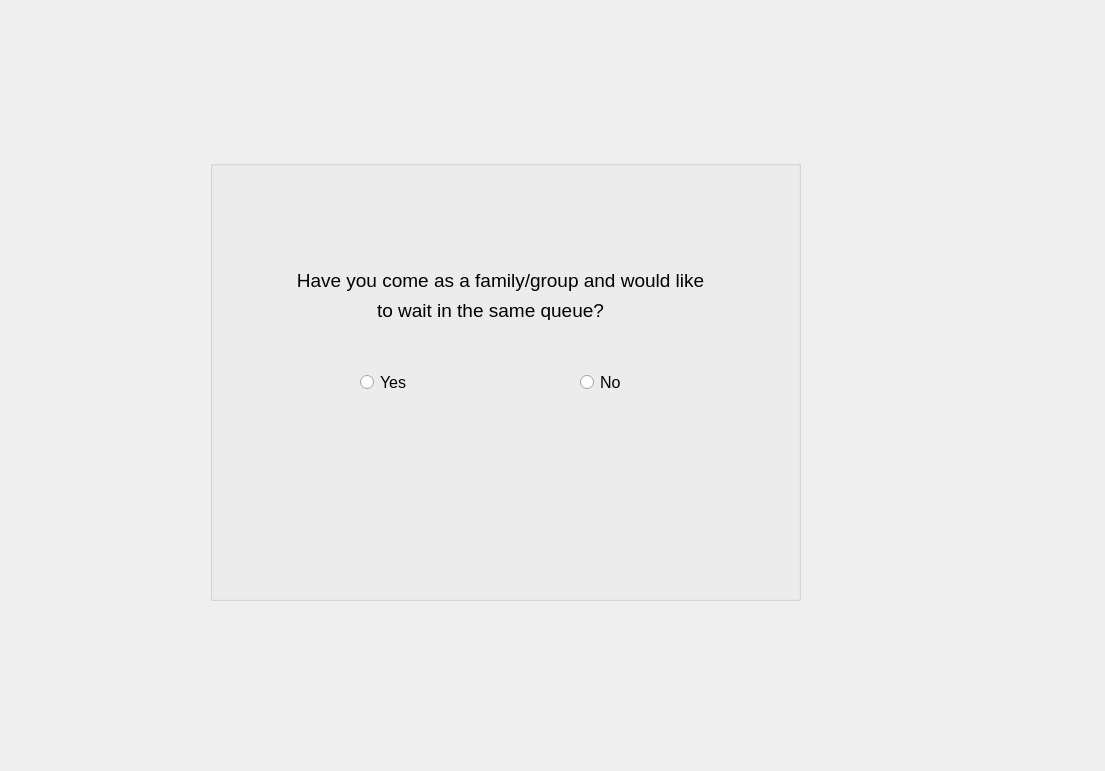
Qt form H_Capstone/h_famgroupyn.ui (akshadamodak06/CapstoneP3) before a commit.
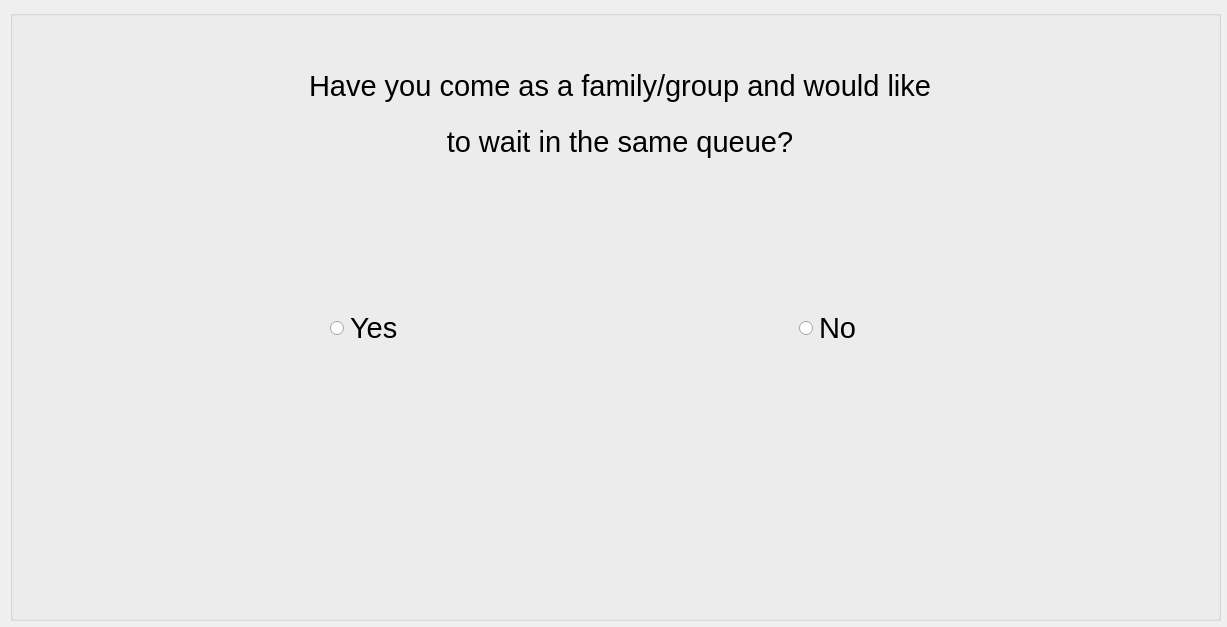
The same form after that commit.

The edit to the form file:
```diff
--- a/H_Capstone/h_famgroupyn.ui
+++ b/H_Capstone/h_famgroupyn.ui
@@ -6,8 +6,8 @@
    <rect>
     <x>0</x>
     <y>0</y>
-    <width>1105</width>
-    <height>771</height>
+    <width>1227</width>
+    <height>627</height>
    </rect>
   </property>
   <property name="windowTitle">
@@ -16,27 +16,56 @@
   <widget class="QGroupBox" name="groupBox">
    <property name="geometry">
     <rect>
-     <x>210</x>
-     <y>160</y>
-     <width>591</width>
-     <height>441</height>
+     <x>10</x>
+     <y>10</y>
+     <width>1211</width>
+     <height>611</height>
     </rect>
    </property>
    <property name="title">
     <string/>
    </property>
+   <widget class="QLabel" name="label_pic">
+    <property name="geometry">
+     <rect>
+      <x>320</x>
+      <y>350</y>
+      <width>231</width>
+      <height>151</height>
+     </rect>
+    </property>
+    <property name="text">
+     <string/>
+    </property>
+   </widget>
+   <widget class="QLabel" name="label_pic2">
+    <property name="geometry">
+     <rect>
+      <x>790</x>
+      <y>350</y>
+      <width>181</width>
+      <height>151</height>
+     </rect>
+    </property>
+    <property name="text">
+     <string/>
+    </property>
+   </widget>
+   <widget class="QWidget" name="">
+    <property name="geometry">
+     <rect>
+      <x>210</x>
+      <y>50</y>
+      <width>800</width>
+      <height>107</height>
+     </rect>
+    </property>
+    <layout class="QVBoxLayout" name="verticalLayout">
+     <item>
    <widget class="QLabel" name="label">
-    <property name="geometry">
-     <rect>
-      <x>30</x>
-      <y>100</y>
-      <width>521</width>
-      <height>41</height>
-     </rect>
-    </property>
     <property name="font">
      <font>
-      <pointsize>14</pointsize>
+         <pointsize>22</pointsize>
      </font>
     </property>
     <property name="text">
@@ -46,18 +75,12 @@
      <set>Qt::AlignCenter</set>
     </property>
    </widget>
+     </item>
+     <item>
    <widget class="QLabel" name="label_2">
-    <property name="geometry">
-     <rect>
-      <x>140</x>
-      <y>140</y>
-      <width>281</width>
-      <height>20</height>
-     </rect>
-    </property>
     <property name="font">
      <font>
-      <pointsize>14</pointsize>
+         <pointsize>22</pointsize>
      </font>
     </property>
     <property name="text">
@@ -67,41 +90,44 @@
      <set>Qt::AlignCenter</set>
     </property>
    </widget>
+     </item>
+    </layout>
+   </widget>
+   <widget class="QWidget" name="">
+    <property name="geometry">
+     <rect>
+      <x>320</x>
+      <y>290</y>
+      <width>931</width>
+      <height>57</height>
+     </rect>
+    </property>
+    <layout class="QHBoxLayout" name="horizontalLayout">
+     <item>
    <widget class="QRadioButton" name="Yes">
-    <property name="geometry">
-     <rect>
-      <x>150</x>
-      <y>210</y>
-      <width>110</width>
-      <height>24</height>
-     </rect>
-    </property>
     <property name="font">
      <font>
-      <pointsize>12</pointsize>
+         <pointsize>22</pointsize>
      </font>
     </property>
     <property name="text">
      <string>Yes</string>
     </property>
    </widget>
+     </item>
+     <item>
    <widget class="QRadioButton" name="No">
-    <property name="geometry">
-     <rect>
-      <x>370</x>
-      <y>210</y>
-      <width>51</width>
-      <height>24</height>
-     </rect>
-    </property>
     <property name="font">
      <font>
-      <pointsize>12</pointsize>
+         <pointsize>22</pointsize>
      </font>
     </property>
     <property name="text">
      <string>No</string>
     </property>
+      </widget>
+     </item>
+    </layout>
    </widget>
   </widget>
  </widget>
```
Lines whose indentation alone changed are shown as unchanged.
